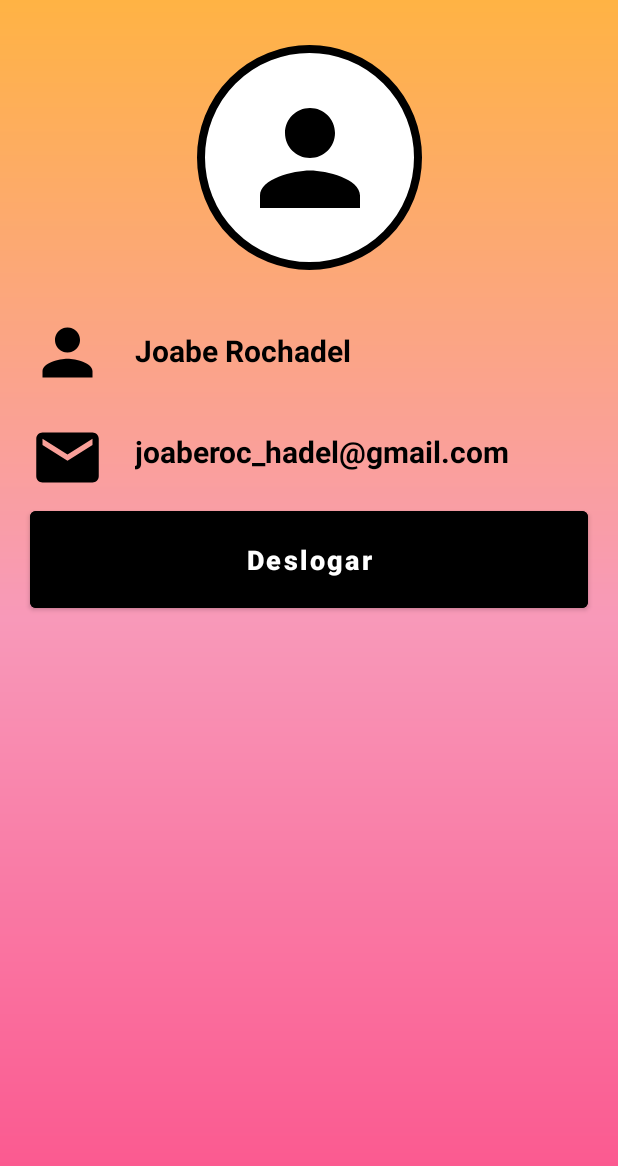
After one commit to JoabeRochadel/AppCoffeShop, an Android app: the TelaPrincipal screen opened directly, with no data from a screen before it, on a phone screen of 412 x 824 dp. The commit adds this screen. Shown: the top 1166 px of the screen. Run offline under Robolectric (Android 15) with nearby library versions, the phone set to English and light mode, and no system bars.

Commit message:
Edição tela usuario, cadastro e tela de login

```diff
--- a/app/src/main/java/devandroid/joabe/projetofirebase/form_login.java
+++ b/app/src/main/java/devandroid/joabe/projetofirebase/FormCadastro.java
@@ -4,11 +4,12 @@ import androidx.appcompat.app.AppCompatActivity;
 
 import android.os.Bundle;
 
-public class form_login extends AppCompatActivity {
+public class FormCadastro extends AppCompatActivity {
 
     @Override
     protected void onCreate(Bundle savedInstanceState) {
         super.onCreate(savedInstanceState);
-        setContentView(R.layout.activity_form_login);
+        setContentView(R.layout.activity_form_cadastro);
+        getSupportActionBar().hide();
     }
 }
--- /dev/null
+++ b/app/src/main/java/devandroid/joabe/projetofirebase/TelaPrincipal.java
@@ -0,0 +1,16 @@
+package devandroid.joabe.projetofirebase;
+
+import androidx.appcompat.app.AppCompatActivity;
+
+import android.os.Bundle;
+
+public class TelaPrincipal extends AppCompatActivity {
+
+    @Override
+    protected void onCreate(Bundle savedInstanceState) {
+        super.onCreate(savedInstanceState);
+        setContentView(R.layout.activity_tela_principal);
+
+        getSupportActionBar().hide();
+    }
+}
--- a/app/src/main/res/drawable/button.xml
+++ b/app/src/main/res/drawable/button.xml
@@ -2,8 +2,8 @@
 <shape xmlns:android="http://schemas.android.com/apk/res/android">
     <corners android:radius="20dp"/>
     <gradient
-        android:startColor="@color/pink"
-        android:centerColor="@color/pink_light"
+        android:startColor="@color/pink_light"
+        android:centerColor="@color/pink"
         android:endColor="@color/orange"
         android:angle="180"
         />
--- /dev/null
+++ b/app/src/main/res/drawable/container_user.xml
@@ -0,0 +1,7 @@
+<?xml version="1.0" encoding="utf-8"?>
+<shape xmlns:android="http://schemas.android.com/apk/res/android">
+
+    <solid  android:color="@color/white"/>
+    <corners android:radius="100dp"/>
+    <stroke android:color="@color/black" android:width="5dp"/>
+</shape>
--- /dev/null
+++ b/app/src/main/res/drawable/ic_user.xml
@@ -0,0 +1,5 @@
+<vector android:height="24dp" android:tint="#000000"
+    android:viewportHeight="24" android:viewportWidth="24"
+    android:width="24dp" xmlns:android="http://schemas.android.com/apk/res/android">
+    <path android:fillColor="@android:color/white" android:pathData="M12,12c2.21,0 4,-1.79 4,-4s-1.79,-4 -4,-4 -4,1.79 -4,4 1.79,4 4,4zM12,14c-2.67,0 -8,1.34 -8,4v2h16v-2c0,-2.66 -5.33,-4 -8,-4z"/>
+</vector>
--- /dev/null
+++ b/app/src/main/res/layout/activity_tela_principal.xml
@@ -0,0 +1,90 @@
+<?xml version="1.0" encoding="utf-8"?>
+<androidx.constraintlayout.widget.ConstraintLayout xmlns:android="http://schemas.android.com/apk/res/android"
+    xmlns:app="http://schemas.android.com/apk/res-auto"
+    xmlns:tools="http://schemas.android.com/tools"
+    android:layout_width="match_parent"
+    android:layout_height="match_parent"
+    android:background="@drawable/background"
+    tools:context=".TelaPrincipal">
+
+    <View
+        android:id="@+id/containerUser"
+        android:layout_width="150dp"
+        android:layout_height="150dp"
+        android:layout_marginTop="30dp"
+        android:background="@drawable/container_user"
+        app:layout_constraintEnd_toEndOf="parent"
+        app:layout_constraintStart_toStartOf="parent"
+        app:layout_constraintTop_toTopOf="parent" />
+
+    <ImageView
+        android:layout_width="100dp"
+        android:layout_height="100dp"
+        android:src="@drawable/ic_user"
+        app:layout_constraintBottom_toBottomOf="@id/containerUser"
+        app:layout_constraintEnd_toEndOf="@+id/containerUser"
+        app:layout_constraintStart_toStartOf="@+id/containerUser"
+        app:layout_constraintTop_toTopOf="@+id/containerUser" />
+
+    <ImageView
+        android:id="@+id/iconeUser"
+        android:layout_width="50dp"
+        android:layout_height="50dp"
+        android:layout_marginLeft="20dp"
+        android:layout_marginTop="30dp"
+        android:src="@drawable/ic_user"
+        app:layout_constraintStart_toStartOf="parent"
+        app:layout_constraintTop_toBottomOf="@id/containerUser" />
+
+    <TextView
+        android:id="@+id/textNomeUsuario"
+        android:layout_width="wrap_content"
+        android:layout_height="wrap_content"
+        android:layout_marginLeft="20dp"
+        android:layout_marginTop="40dp"
+        android:text="Joabe Rochadel"
+        android:textColor="@color/black"
+        android:textSize="20sp"
+        android:textStyle="bold"
+        app:layout_constraintStart_toEndOf="@id/iconeUser"
+        app:layout_constraintTop_toBottomOf="@id/containerUser" />
+
+    <ImageView
+        android:id="@+id/iconeEmail"
+        android:layout_width="50dp"
+        android:layout_height="50dp"
+        android:layout_marginLeft="20dp"
+        android:layout_marginTop="20dp"
+        android:src="@drawable/ic_email"
+        app:layout_constraintStart_toStartOf="parent"
+        app:layout_constraintTop_toBottomOf="@id/iconeUser" />
+
+    <TextView
+        android:id="@+id/textEmailUsuario"
+        android:layout_width="wrap_content"
+        android:layout_height="wrap_content"
+        android:layout_marginLeft="20dp"
+        android:layout_marginTop="40dp"
+        android:text="joaberoc_hadel@gmail.com"
+        android:textColor="@color/black"
+        android:textSize="20sp"
+        android:textStyle="bold"
+        app:layout_constraintStart_toEndOf="@id/iconeEmail"
+        app:layout_constraintTop_toBottomOf="@id/textNomeUsuario" />
+
+    <Button
+        android:layout_width="match_parent"
+        android:layout_height="wrap_content"
+        android:text="Deslogar"
+        android:textColor="@color/white"
+        android:textSize="18sp"
+        android:textStyle="bold"
+        android:textAllCaps="false"
+        android:backgroundTint="@color/black"
+        android:padding="20dp"
+        android:layout_margin="20dp"
+        app:layout_constraintTop_toBottomOf="@id/textEmailUsuario"
+        app:layout_constraintStart_toStartOf="@id/textEmailUsuario"
+        />
+
+</androidx.constraintlayout.widget.ConstraintLayout>
--- a/app/src/main/res/values/styles.xml
+++ b/app/src/main/res/values/styles.xml
@@ -12,6 +12,7 @@
         <item name="android:layout_height">wrap_content</item>
         <item name="android:background">@drawable/edit_text</item>
         <item name="android:padding">20dp</item>
+        <item name="android:maxLength">25</item>
         <item name="android:layout_marginLeft">40dp</item>
         <item name="android:layout_marginRight">40dp</item>
         <item name="android:layout_marginTop">15dp</item>
@@ -27,7 +28,7 @@
         <item name="android:background">@drawable/button</item>
         <item name="android:textColor">@color/white</item>
         <item name="android:textStyle">bold</item>
-        <item name="android:textSize">18dp</item>
+        <item name="android:textSize">20dp</item>
         <item name="android:textAllCaps">false</item>
     </style>
 
--- a/app/src/main/res/values/themes.xml
+++ b/app/src/main/res/values/themes.xml
@@ -3,7 +3,7 @@
     <style name="Theme.ProjetoFirebase" parent="Theme.MaterialComponents.DayNight.DarkActionBar">
         <!-- Primary brand color. -->
         <item name="colorPrimary">@color/purple_500</item>
-        <item name="colorPrimaryVariant">@color/purple_700</item>
+        <item name="colorPrimaryVariant">@color/black</item>
         <item name="colorOnPrimary">@color/white</item>
         <!-- Secondary brand color. -->
         <item name="colorSecondary">@color/teal_200</item>
```
Also changed, not shown: app/src/main/AndroidManifest.xml (+7 -1 lines), app/src/main/java/devandroid/joabe/projetofirebase/FormLogin.java (added, +33 -0 lines), app/src/main/res/layout/activity_form_cadastro.xml (added, +69 -0 lines), app/src/main/res/layout/activity_form_login.xml (+12 -1 lines), 2 other files.
